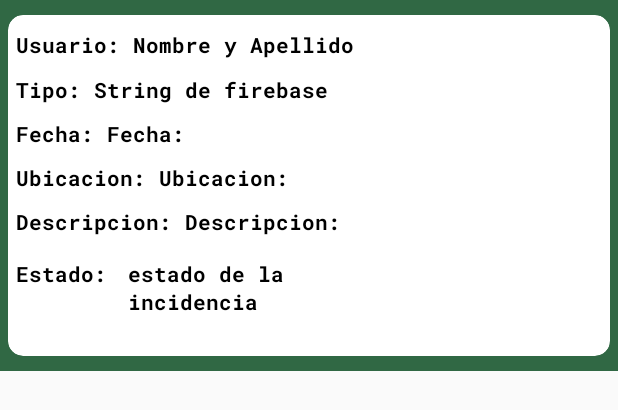
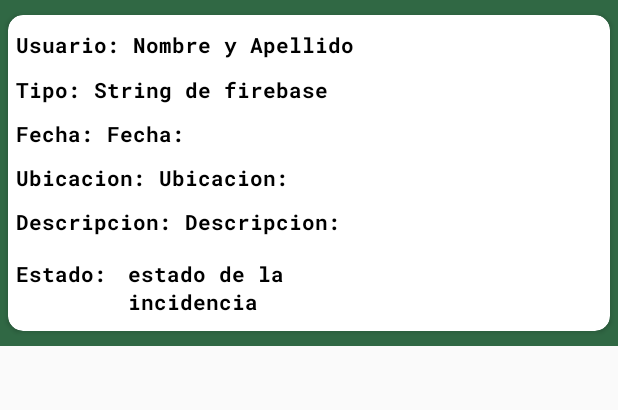
Before and after one commit to pabloaav/Recolect-Admin, an Android app: the layout cv_admin_incidencia.xml on its own in the app's theme, with its tools: preview values and no code run, on a phone screen of 412 x 824 dp. Shown: the top 410 px of the screen. Run offline under Robolectric (Android 15) with nearby library versions, the phone set to English and light mode, and no system bars; Roboto replaces fonts that are not available here.

Commit message:
Merge branch 'Logica' of https://github.com/pabloaav/Recolect-Admin into Integracion
# Conflicts:
#	app/src/main/res/layout/fragment_gestionar_incidencia.xml

Commit se modifico el cardview gest incidencias, paddind en general

```diff
--- a/app/src/main/res/layout/cv_admin_incidencia.xml
+++ b/app/src/main/res/layout/cv_admin_incidencia.xml
@@ -8,7 +8,7 @@
 
     <androidx.cardview.widget.CardView
         android:layout_width="match_parent"
-        android:layout_height="227dp"
+        android:layout_height="wrap_content"
         android:layout_marginLeft="5dp"
         android:layout_marginTop="10dp"
         android:layout_marginRight="5dp"
@@ -26,10 +26,10 @@
                 android:id="@+id/cv_imagen"
                 android:layout_width="100dp"
                 android:layout_height="150dp"
-                android:layout_gravity="end"
-                android:layout_marginTop="30dp"
+                android:layout_gravity="right"
+                android:layout_marginTop="40dp"
                 android:scaleType="fitXY"
-                android:visibility="gone" />
+                android:visibility="visible" />
 
             <ProgressBar
                 android:id="@+id/progressBar"
@@ -73,7 +73,7 @@
 
         <LinearLayout
             android:layout_width="250dp"
-            android:layout_height="195dp"
+            android:layout_height="wrap_content"
             android:layout_marginLeft="5sp"
             android:layout_marginTop="30dp"
             android:orientation="vertical">
@@ -235,6 +235,7 @@
                     android:layout_width="match_parent"
                     android:layout_height="match_parent"
                     android:layout_marginRight="5dp"
+                    android:layout_marginBottom="10dp"
                     android:fontFamily="@font/roboto_mono_bold_italic"
                     android:text="Estado: "
                     android:textColor="@color/colorFondoNegro"
@@ -245,6 +246,7 @@
                     android:id="@+id/cv_estado"
                     android:layout_width="match_parent"
                     android:layout_height="wrap_content"
+                    android:layout_marginBottom="10dp"
                     android:fontFamily="@font/roboto_mono_bold_italic"
                     android:text="estado de la incidencia"
                     android:textColor="@color/colorFondoNegro"
```
Also changed, not shown: app/src/main/res/drawable/ic_editar_info.png (added).
